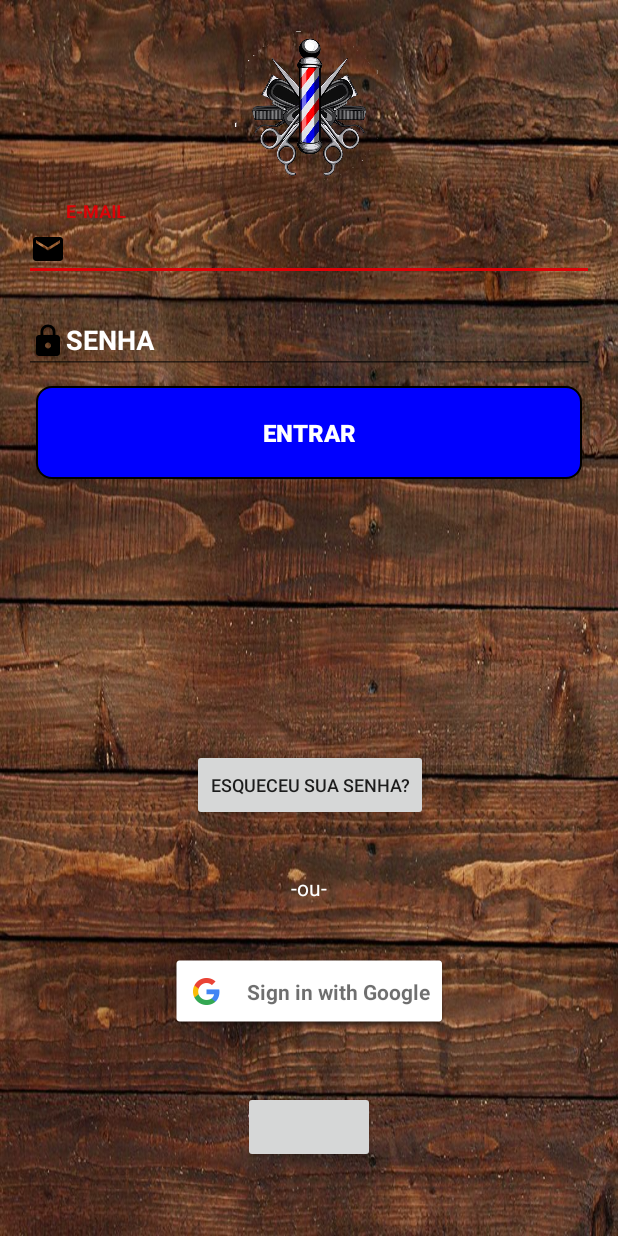
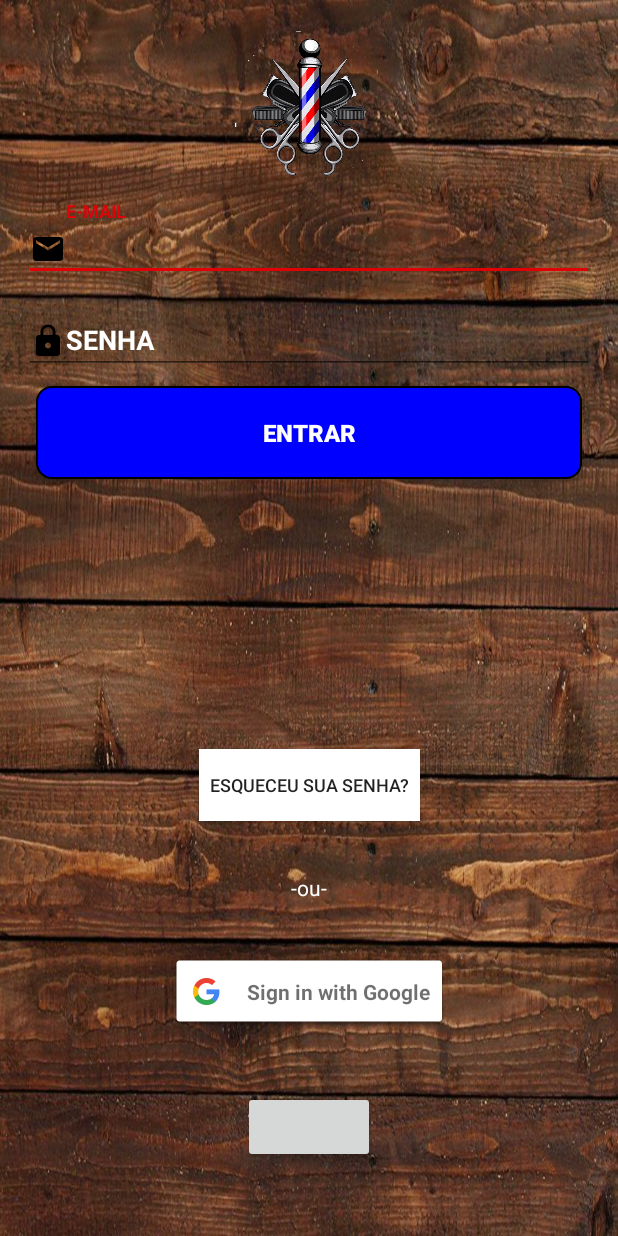
Before and after one commit to BoraRodrigo/IntegraBarber, an Android app: the LoginActivity screen opened directly, with no data from a screen before it, on a phone screen of 412 x 824 dp. Run offline under Robolectric (Android 15) with nearby library versions, the phone set to English and light mode, and no system bars; our stand-ins replace Firebase (no records; nobody signed in at launch, a user with empty details on screens opened directly); libraries missing offline, so code that uses them is left out: com.facebook, com.facebook.login; plain views replace LoginButton; 3 statements that could not run were skipped.

Commit message:
Bug de página de alteração de barbearia vazia de botão de voltar era pressionado foi concertado - 03/11/2018

```diff
--- a/app/src/main/java/com/projeto/integrador/Activity/AlterarFragment.java
+++ b/app/src/main/java/com/projeto/integrador/Activity/AlterarFragment.java
@@ -165,7 +165,7 @@ public class AlterarFragment extends Fragment {
                     usuReference.child("barbeiro").child(barbeiro.getId()).setValue(barbeiro);
                     UsuarioFirebase.atualizarNomeUsuario(barbeiro.getNome());
 
-                    getActivity().startActivities(new Intent[]{new Intent(getActivity(), CadastroBarbeariaActivity.class)});
+                    //getActivity().startActivities(new Intent[]{new Intent(getActivity(), CadastroBarbeariaActivity.class)});
 
                     Intent intent = new Intent(getActivity(), CadastroBarbeariaActivity.class);
                     Bundle bundle = new Bundle();
--- a/app/src/main/java/com/projeto/integrador/Activity/CadastroBarbeariaActivity.java
+++ b/app/src/main/java/com/projeto/integrador/Activity/CadastroBarbeariaActivity.java
@@ -61,7 +61,6 @@ public class CadastroBarbeariaActivity extends AppCompatActivity {
         if(barbeiro == null){
             Log.e("Barbeiro", "precisa ser novo");
             barbeiro = (Barbeiro) bundle.getSerializable("barbeiro");
-            //barbeiro = new Barbeiro();
         }
         else{
             Log.e("Barbeiro atual", barbeiro.getEmail().toString());
--- a/app/src/main/res/layout/activity_login.xml
+++ b/app/src/main/res/layout/activity_login.xml
@@ -124,7 +124,7 @@
 
     <Button
         android:id="@+id/btnEsqueceuSenha"
-        android:layout_width="wrap_content"
+        android:layout_width="147dp"
         android:layout_height="wrap_content"
         android:layout_marginBottom="24dp"
         android:layout_marginEnd="8dp"
@@ -132,12 +132,13 @@
         android:layout_marginRight="8dp"
         android:layout_marginStart="8dp"
         android:layout_marginTop="8dp"
+        android:background="@android:color/background_light"
         android:onClick="esqueceuSenha"
         android:text="Esqueceu sua senha?"
         android:textSize="12sp"
         app:layout_constraintBottom_toTopOf="@+id/sign_in_button"
         app:layout_constraintEnd_toEndOf="parent"
-        app:layout_constraintHorizontal_bias="0.502"
+        app:layout_constraintHorizontal_bias="0.5"
         app:layout_constraintStart_toStartOf="parent"
         app:layout_constraintTop_toBottomOf="@+id/btnEntrar"
         app:layout_constraintVertical_bias="0.727" />
```
